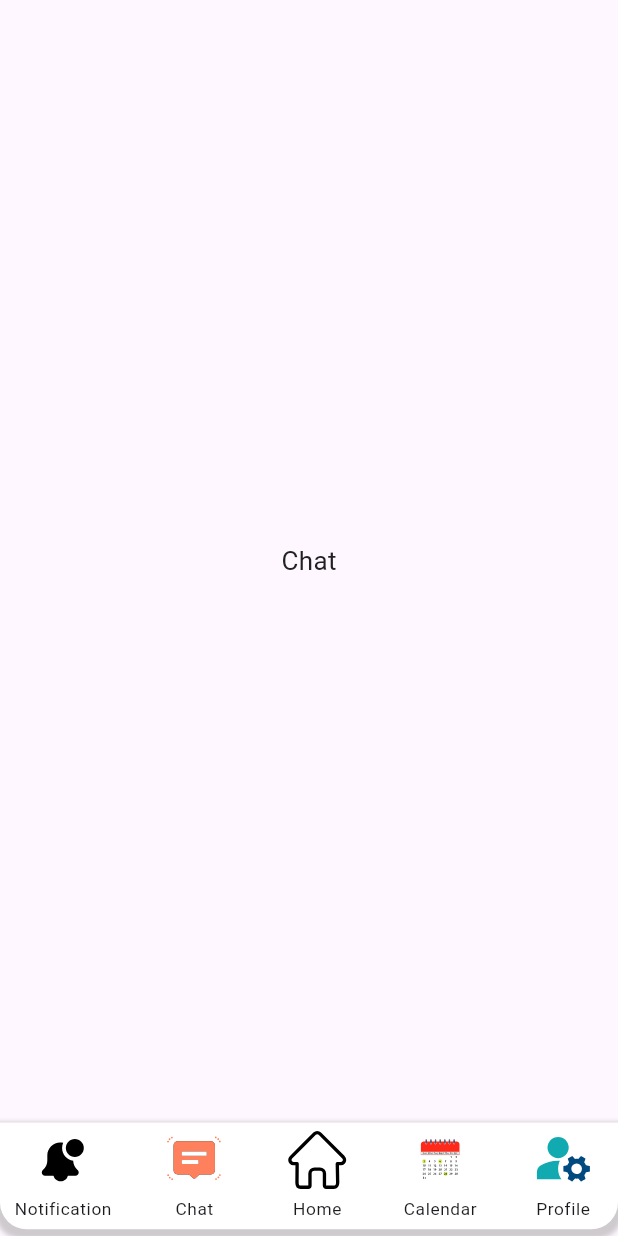
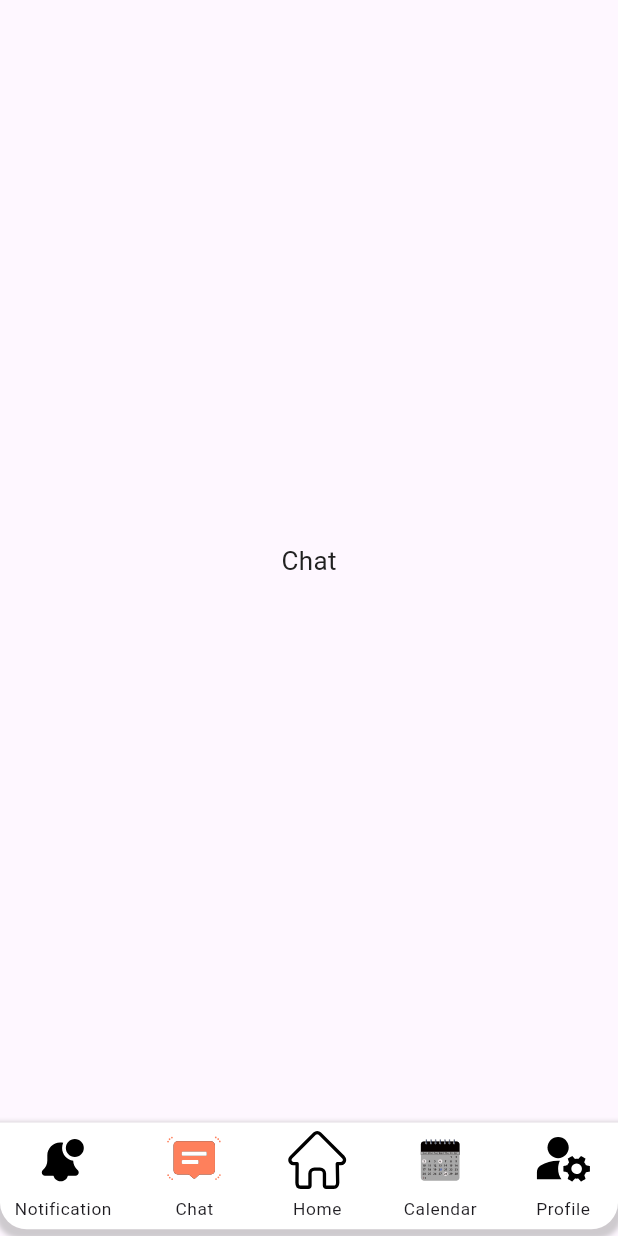
Before and after one commit to NasShihab/attendance, a Flutter app: the screen it shows after launch, item 2 of the bottom bar chosen, on a phone screen of 412 x 824 dp. Run offline on Flutter 3.47's test engine with Material 2 defaults, Android fonts, the phone set to English and light mode, and no system bars; our stand-ins replace flutter_screenutil, go_router, google_fonts, lottie, timeline_tile; project files that could hold a hidden picture were left out.

Commit message:
bottom navigation

```diff
--- a/lib/core/image_asset/image_files.dart
+++ b/lib/core/image_asset/image_files.dart
@@ -21,12 +21,16 @@ class ImageCore {
   //lottie
   String notificationLottie = 'assets/lottie/notification.json';
   String notificationOffLottie = 'assets/lottie/notificationOff.json';
+
   String chatLottie = 'assets/lottie/chat.json';
   String chatOffLottie = 'assets/lottie/chatOff.json';
+
   String homeLottie = 'assets/lottie/home.json';
   String homeOffLottie = 'assets/lottie/homeOff.json';
+
   String calenderLottie = 'assets/lottie/calender.json';
   String calenderOffLottie = 'assets/lottie/calenderOff.json';
+
   String profileLottie = 'assets/lottie/profile.json';
   String profileOffLottie = 'assets/lottie/profileOff.json';
 }
--- a/lib/screen/dashboard/dashboard_page/dashboard.dart
+++ b/lib/screen/dashboard/dashboard_page/dashboard.dart
@@ -79,7 +79,9 @@ class _DashBoardState extends State<DashBoard> {
             ),
             bottomIconText(
               context,
-              lottieAsset: ImageCore().chatLottie,
+              lottieAsset: selectedIndex == 1
+                  ? ImageCore().chatLottie
+                  : ImageCore().chatOffLottie,
               title: 'Chat',
               onTap: () {
                 setState(() {
@@ -89,7 +91,9 @@ class _DashBoardState extends State<DashBoard> {
             ),
             bottomIconText(
               context,
-              lottieAsset: ImageCore().homeOffLottie,
+              lottieAsset: selectedIndex == 2
+                  ? ImageCore().homeLottie
+                  : ImageCore().homeOffLottie,
               title: 'Home',
               onTap: () {
                 setState(() {
@@ -99,7 +103,9 @@ class _DashBoardState extends State<DashBoard> {
             ),
             bottomIconText(
               context,
-              lottieAsset: ImageCore().calenderLottie,
+              lottieAsset: selectedIndex == 3
+                  ? ImageCore().calenderLottie
+                  : ImageCore().calenderOffLottie,
               title: 'Calendar',
               onTap: () {
                 setState(() {
@@ -109,7 +115,9 @@ class _DashBoardState extends State<DashBoard> {
             ),
             bottomIconText(
               context,
-              lottieAsset: ImageCore().profileLottie,
+              lottieAsset: selectedIndex == 4
+                  ? ImageCore().profileLottie
+                  : ImageCore().profileOffLottie,
               title: 'Profile',
               onTap: () {
                 setState(() {
```
Also changed, not shown: assets/lottie/calenderOff.json (renamed from assets/lottie/CalendarOff.json).
